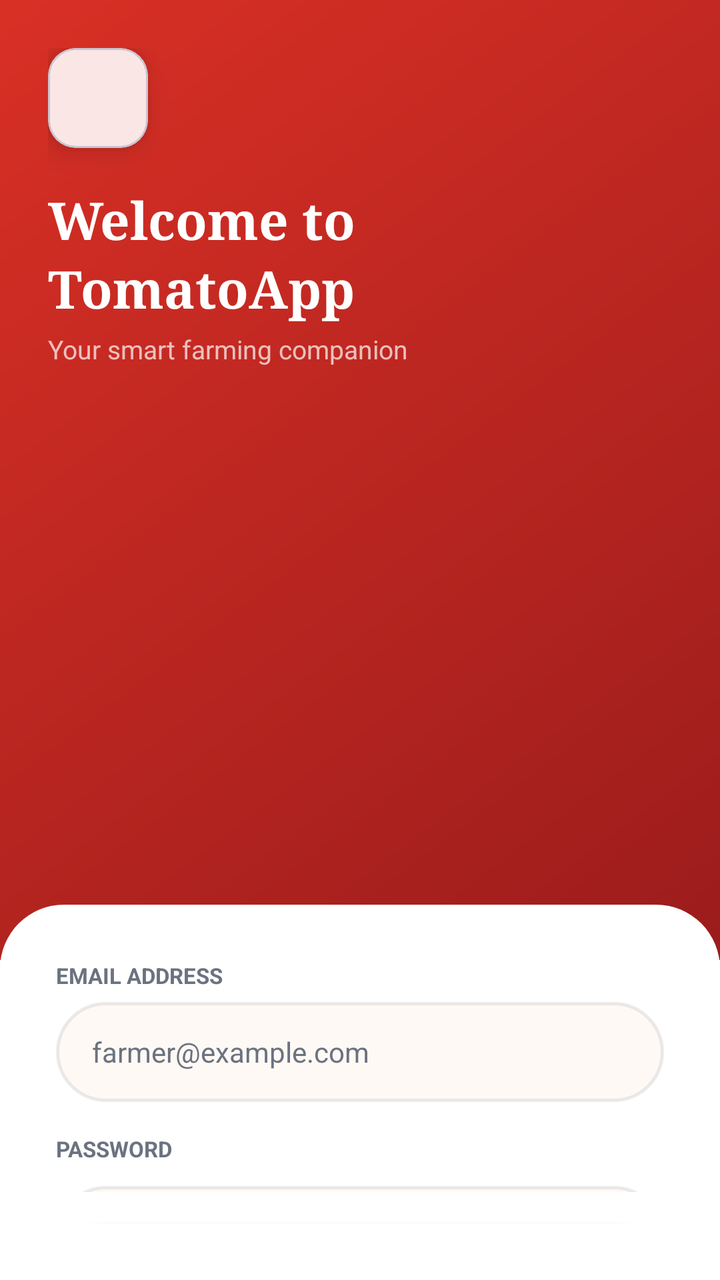
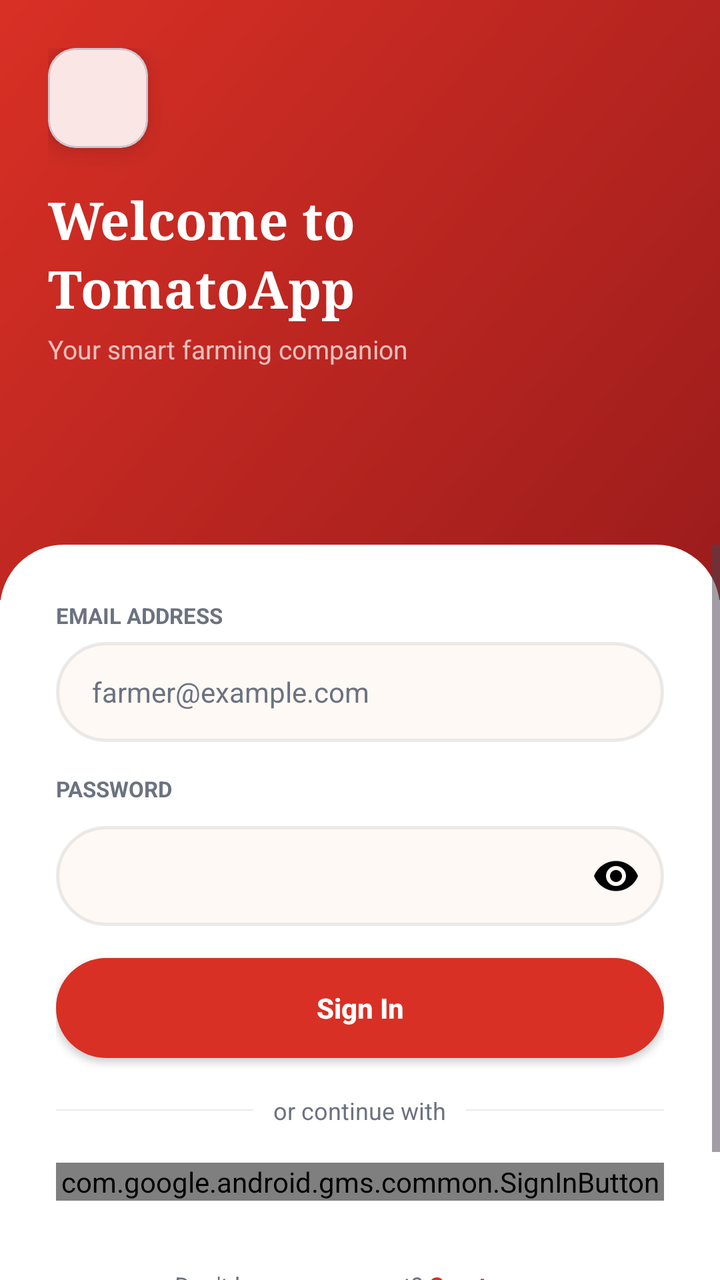

Two renders of the same Android screen: before a commit and after it. Below are the layout's source before the change and the commit's diff.
<!-- AndroidManifest.xml: application theme Theme.TomatoApp -->
<!-- res/layout/activity_login.xml -->
<?xml version="1.0" encoding="utf-8"?>
<RelativeLayout xmlns:android="http://schemas.android.com/apk/res/android"
    xmlns:tools="http://schemas.android.com/tools"
    xmlns:app="http://schemas.android.com/apk/res-auto"
    android:layout_width="match_parent"
    android:layout_height="match_parent"
    android:background="@color/cream"
    tools:context=".Login">

    
    <LinearLayout
        android:id="@+id/heroSection"
        android:layout_width="match_parent"
        android:layout_height="480dp"
        android:background="@drawable/bg_red_gradient"
        android:orientation="vertical"
        android:padding="24dp"
        android:paddingTop="44dp">

        <com.google.android.material.card.MaterialCardView
            android:layout_width="50dp"
            android:layout_height="50dp"
            app:cardCornerRadius="14dp"
            app:cardElevation="8dp"
            app:cardBackgroundColor="@color/white"
            android:layout_marginBottom="18dp">
            
            <ImageView
                android:layout_width="match_parent"
                android:layout_height="match_parent"
                android:src="@mipmap/ic_logo"
                android:padding="8dp" />
        </com.google.android.material.card.MaterialCardView>

        <TextView
            android:layout_width="wrap_content"
            android:layout_height="wrap_content"
            android:text="Welcome to\nTomatoApp"
            android:textColor="@color/white"
            android:textSize="26sp"
            android:textStyle="bold"
            android:fontFamily="serif"
            android:lineSpacingExtra="4dp"
            android:layout_marginBottom="4dp" />

        <TextView
            android:layout_width="wrap_content"
            android:layout_height="wrap_content"
            android:text="Your smart farming companion"
            android:textColor="#B3FFFFFF"
            android:textSize="13sp" />
    </LinearLayout>

    
    <LinearLayout
        android:id="@+id/loginCard"
        android:layout_width="match_parent"
        android:layout_height="match_parent"
        android:layout_below="@id/heroSection"
        android:layout_marginTop="-28dp"
        android:background="@drawable/bg_card_top_rounded"
        android:orientation="vertical"
        android:padding="28dp"
        android:paddingBottom="12dp">

        <TextView
            android:layout_width="wrap_content"
            android:layout_height="wrap_content"
            android:text="EMAIL ADDRESS"
            android:textSize="11sp"
            android:textStyle="bold"
            android:textColor="@color/muted"
            android:layout_marginBottom="6dp" />

        <com.google.android.material.textfield.TextInputEditText
            android:id="@+id/email"
            android:layout_width="match_parent"
            android:layout_height="50dp"
            android:background="@drawable/bg_pill_input"
            android:hint="farmer@example.com"
            android:textColor="@color/text_primary"
            android:textColorHint="@color/muted"
            android:paddingStart="18dp"
            android:paddingEnd="18dp"
            android:textSize="14sp"
            android:inputType="textEmailAddress"
            android:layout_marginBottom="16dp" />

        <TextView
            android:layout_width="wrap_content"
            android:layout_height="wrap_content"
            android:text="PASSWORD"
            android:textSize="11sp"
            android:textStyle="bold"
            android:textColor="@color/muted"
            android:layout_marginBottom="6dp" />

        <com.google.android.material.textfield.TextInputLayout
            android:layout_width="match_parent"
            android:layout_height="wrap_content"
            app:endIconMode="password_toggle"
            android:layout_marginBottom="16dp">

            <com.google.android.material.textfield.TextInputEditText
                android:id="@+id/password"
                android:layout_width="match_parent"
                android:layout_height="50dp"
                android:background="@drawable/bg_pill_input"
                android:hint="••••••••"
                android:textColor="@color/text_primary"
                android:textColorHint="@color/muted"
                android:paddingStart="18dp"
                android:paddingEnd="18dp"
                android:textSize="14sp"
                android:inputType="textPassword" />

        </com.google.android.material.textfield.TextInputLayout>

        <android.widget.Button
            android:id="@+id/btn_login"
            android:layout_width="match_parent"
            android:layout_height="50dp"
            android:background="@drawable/bg_pill_button_red"
            android:text="Sign In"
            android:textColor="@color/white"
            android:textSize="14sp"
            android:textStyle="bold"
            android:textAllCaps="false" />

        
        <LinearLayout
            android:layout_width="match_parent"
            android:layout_height="wrap_content"
            android:orientation="horizontal"
            android:gravity="center_vertical"
            android:layout_marginTop="18dp"
            android:layout_marginBottom="18dp">
            
            <View android:layout_width="0dp" android:layout_height="0.5dp" android:layout_weight="1" android:background="@color/border" />
            
            <TextView
                android:layout_width="wrap_content"
                android:layout_height="wrap_content"
                android:text="or continue with"
                android:textColor="@color/muted"
                android:textSize="12sp"
                android:layout_marginStart="10dp"
                android:layout_marginEnd="10dp" />
                
            <View android:layout_width="0dp" android:layout_height="0.5dp" android:layout_weight="1" android:background="@color/border" />
        </LinearLayout>

        <com.google.android.gms.common.SignInButton
            android:id="@+id/btn_google_signin"
            android:layout_width="match_parent"
            android:layout_height="wrap_content"
            android:layout_marginBottom="16dp" />

        <LinearLayout
            android:layout_width="match_parent"
            android:layout_height="wrap_content"
            android:orientation="horizontal"
            android:gravity="center"
            android:layout_marginTop="18dp">
            
            <TextView
                android:layout_width="wrap_content"
                android:layout_height="wrap_content"
                android:text="Don't have an account? "
                android:textColor="@color/muted"
                android:textSize="12sp" />
                
            <TextView
                android:id="@+id/registerNow"
                android:layout_width="wrap_content"
                android:layout_height="wrap_content"
                android:text="Create one"
                android:textColor="@color/red"
                android:textStyle="bold"
                android:textSize="12sp" />
        </LinearLayout>
    </LinearLayout>

    <ProgressBar
        android:id="@+id/progressBar"
        android:layout_width="wrap_content"
        android:layout_height="wrap_content"
        android:layout_centerInParent="true"
        android:visibility="gone"
        android:indeterminateTint="@color/red" />

</RelativeLayout>
<!-- resources referenced by this layout -->
<resources>
  <color name="border">#14000000</color>
  <color name="cream">#FFF9F5</color>
  <color name="muted">#6B7280</color>
  <color name="red">#D93025</color>
  <color name="text_primary">#1A1A1A</color>
  <color name="white">#FFFFFFFF</color>
  <!-- drawable bg_card_top_rounded (drawable) -->
  <?xml version="1.0" encoding="utf-8"?>
  <shape xmlns:android="http://schemas.android.com/apk/res/android">
      <solid android:color="@color/white" />
      <corners
          android:topLeftRadius="32dp"
          android:topRightRadius="32dp" />
  </shape>
  <!-- drawable bg_pill_button_red (drawable) -->
  <?xml version="1.0" encoding="utf-8"?>
  <ripple xmlns:android="http://schemas.android.com/apk/res/android"
      android:color="#40FFFFFF">
      <item>
          <shape>
              <solid android:color="@color/red" />
              <corners android:radius="999dp" />
          </shape>
      </item>
  </ripple>
  <!-- drawable bg_pill_input (drawable) -->
  <?xml version="1.0" encoding="utf-8"?>
  <shape xmlns:android="http://schemas.android.com/apk/res/android">
      <solid android:color="@color/cream" />
      <stroke
          android:width="1.5dp"
          android:color="@color/border" />
      <corners android:radius="999dp" />
  </shape>
  <!-- drawable bg_red_gradient (drawable) -->
  <?xml version="1.0" encoding="utf-8"?>
  <shape xmlns:android="http://schemas.android.com/apk/res/android">
      <gradient
          android:angle="315"
          android:endColor="@color/red_dark"
          android:startColor="@color/red"
          android:type="linear" />
  </shape>
  <!-- mipmap ic_logo (mipmap-anydpi-v26) -->
  <?xml version="1.0" encoding="utf-8"?>
  <adaptive-icon xmlns:android="http://schemas.android.com/apk/res/android">
      <background android:drawable="@color/ic_logo_background"/>
      <foreground android:drawable="@mipmap/ic_logo_foreground"/>
  </adaptive-icon>
  <style name="Theme.TomatoApp" parent="Base.Theme.TomatoApp" />
  <color name="red_dark">#9B1C1C</color>
  <color name="ic_logo_background">#E4E3DF</color>
  <style name="Base.Theme.TomatoApp" parent="Theme.Material3.DayNight.NoActionBar">
          
          <item name="colorPrimary">@color/tomato_red</item>
          <item name="colorOnPrimary">@color/white</item>
          <item name="colorSecondary">@color/fresh_green</item>
          <item name="colorOnSecondary">@color/white</item>
          <item name="colorSurface">@color/surface</item>
          <item name="colorOnSurface">@color/text_primary</item>
          <item name="colorError">@color/error</item>
          <item name="android:windowBackground">@color/bg_light_gray</item>
      </style>
  <color name="tomato_red">#D93025</color>
  <color name="fresh_green">#3DBE5A</color>
  <color name="surface">#FFFFFF</color>
  <color name="error">#D93025</color>
  <color name="bg_light_gray">#FFF9F5</color>
</resources>

<!-- the commit's change to res/layout/activity_login.xml (unified diff, before → after) -->
@@ -11,7 +11,7 @@
     <LinearLayout
         android:id="@+id/heroSection"
         android:layout_width="match_parent"
-        android:layout_height="480dp"
+        android:layout_height="300dp"
         android:background="@drawable/bg_red_gradient"
         android:orientation="vertical"
         android:padding="24dp"
@@ -52,16 +52,22 @@
     </LinearLayout>
 
     
-    <LinearLayout
+    <ScrollView
         android:id="@+id/loginCard"
         android:layout_width="match_parent"
         android:layout_height="match_parent"
         android:layout_below="@id/heroSection"
         android:layout_marginTop="-28dp"
         android:background="@drawable/bg_card_top_rounded"
-        android:orientation="vertical"
-        android:padding="28dp"
-        android:paddingBottom="12dp">
+        android:clipToPadding="false"
+        android:fillViewport="true"
+        android:paddingBottom="32dp">
+
+        <LinearLayout
+            android:layout_width="match_parent"
+            android:layout_height="wrap_content"
+            android:orientation="vertical"
+            android:padding="28dp">
 
         <TextView
             android:layout_width="wrap_content"
@@ -99,6 +105,7 @@
             android:layout_width="match_parent"
             android:layout_height="wrap_content"
             app:endIconMode="password_toggle"
+            app:endIconTint="@android:color/black"
             android:layout_marginBottom="16dp">
 
             <com.google.android.material.textfield.TextInputEditText
@@ -106,9 +113,9 @@
                 android:layout_width="match_parent"
                 android:layout_height="50dp"
                 android:background="@drawable/bg_pill_input"
-                android:hint="••••••••"
                 android:textColor="@color/text_primary"
                 android:textColorHint="@color/muted"
+                android:gravity="center_vertical"
                 android:paddingStart="18dp"
                 android:paddingEnd="18dp"
                 android:textSize="14sp"
@@ -179,7 +186,8 @@
                 android:textStyle="bold"
                 android:textSize="12sp" />
         </LinearLayout>
-    </LinearLayout>
+        </LinearLayout>
+    </ScrollView>
 
     <ProgressBar
         android:id="@+id/progressBar"
